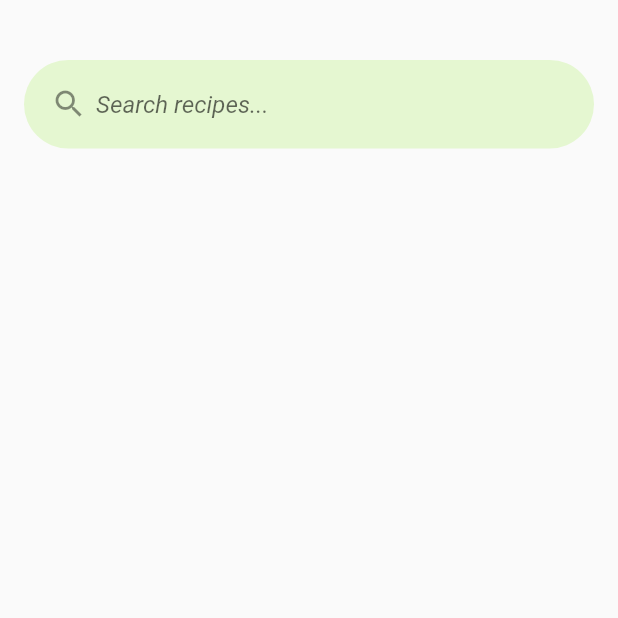
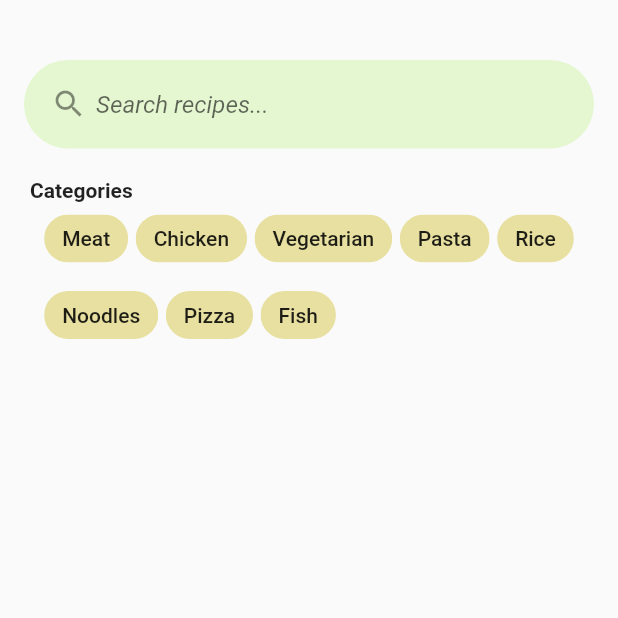
Before and after one commit to gu-tig169/grupp7, a Flutter app: the SearchRecipe screen opened directly, on a phone screen of 412 x 824 dp, the top half of it. Run offline on Flutter 3.47's test engine with Material 2 defaults, Android fonts, the phone set to English and light mode, and no system bars.

Commit message:
Implemented code for filtering.

```diff
--- /dev/null
+++ b/lib/FilterRecipes.dart
@@ -0,0 +1,29 @@
+import 'package:flutter/material.dart';
+
+class FilterRecipes extends StatefulWidget {
+  final String chipName;
+
+  FilterRecipes({Key key, this.chipName}) : super(key: key);
+
+  @override
+  _FilterRecipesState createState() => _FilterRecipesState();
+}
+
+class _FilterRecipesState extends State<FilterRecipes> {
+  var _isSelected = false;
+
+  @override
+  Widget build(BuildContext context) {
+    return FilterChip(
+      label: Text(widget.chipName),
+      selected: _isSelected,
+      onSelected: (isSelected) {
+        setState(() {
+          _isSelected = isSelected;
+        });
+      },
+      backgroundColor: Color(0xFFE8E0A1),
+      selectedColor: Color(0xFFE8E0A1),
+      );
+  }
+}
--- a/lib/SearchRecipe.dart
+++ b/lib/SearchRecipe.dart
@@ -10,6 +10,8 @@ class SearchRecipe extends StatelessWidget {
           children: [
             Container(height: 40),
             _searchInput(),
+            _categoryRow(),
+            _filters(),
           ],
         ),
       ),
@@ -35,3 +37,33 @@ Widget _searchInput() {
     )),
   );
 }
+
+Widget _categoryRow() {
+  return Row(
+    children: [
+      Padding(
+          padding: EdgeInsets.only(left: 20, top: 20),
+          child: Text('Categories',
+              style: TextStyle(fontWeight: FontWeight.bold))),
+    ],
+  );
+}
+
+Widget _filters() {
+  return Container(
+    child: Wrap(
+      spacing: 5,
+      runSpacing: 3,
+      children: [
+        FilterRecipes(chipName: 'Meat'),
+        FilterRecipes(chipName: 'Chicken'),
+        FilterRecipes(chipName: 'Vegetarian'),
+        FilterRecipes(chipName: 'Pasta'),
+        FilterRecipes(chipName: 'Rice'),
+        FilterRecipes(chipName: 'Noodles'),
+        FilterRecipes(chipName: 'Pizza'),
+        FilterRecipes(chipName: 'Fish'),
+      ],
+    ),
+  );
+}
```
